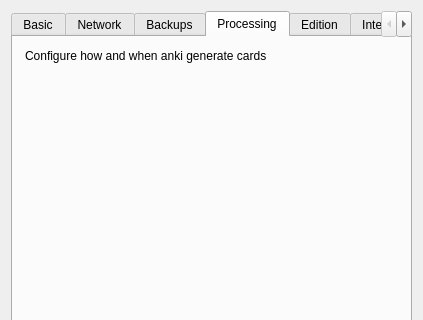
Before: the Qt Designer form designer/preferences.ui in lovac42/anki, drawn with Qt 5; both pictures show x 0 to 423 and y 0 to 320 of the 423 by 552 pixel window.
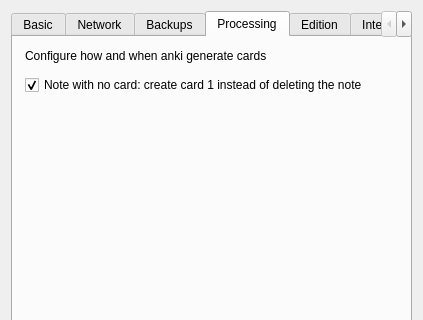
After: the same form once the commit is applied. The open tabs and pages were chosen to show the change.

Patch:
```diff
--- a/designer/preferences.ui
+++ b/designer/preferences.ui
@@ -495,6 +495,16 @@
           </property>
          </widget>
         </item>
+       <item>
+        <widget class="QCheckBox" name="noteWithoutCard">
+         <property name="text">
+          <string>Note with no card: create card 1 instead of deleting the note</string>
+         </property>
+         <property name="checked">
+          <bool>true</bool>
+         </property>
+        </widget>
+       </item>
         <item>
          <spacer name="verticalSpacer">
           <property name="orientation">
```
Left out of the diff: 2 changed lines with no effect on the pictures. Lines whose indentation alone changed are shown as unchanged.
